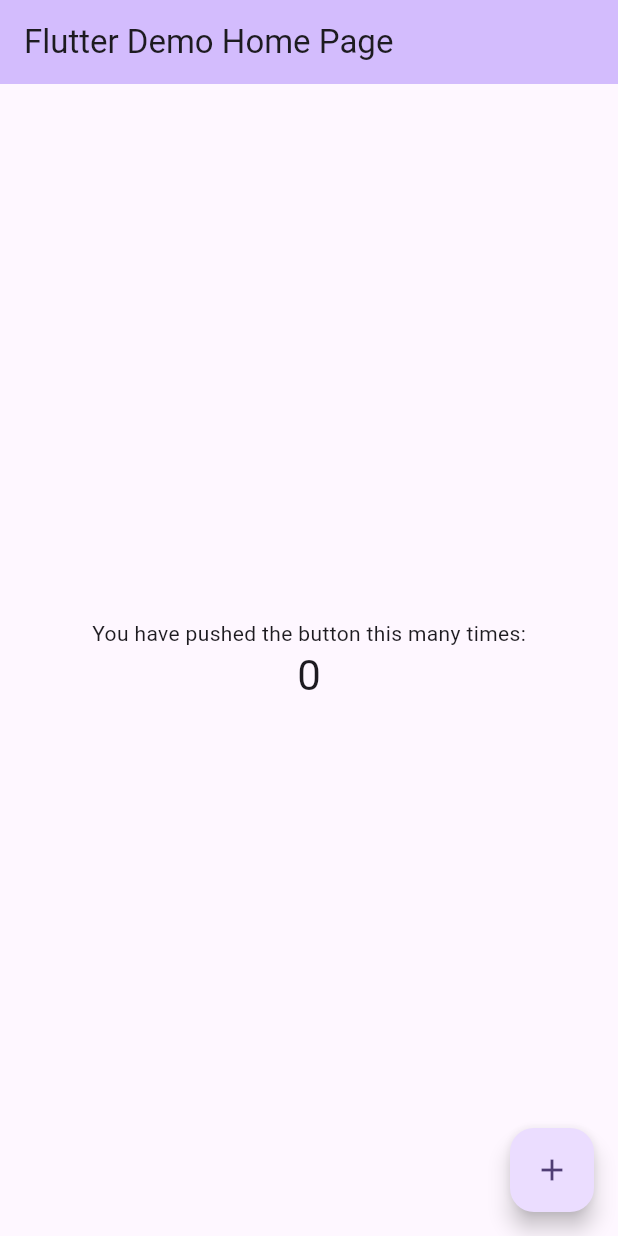
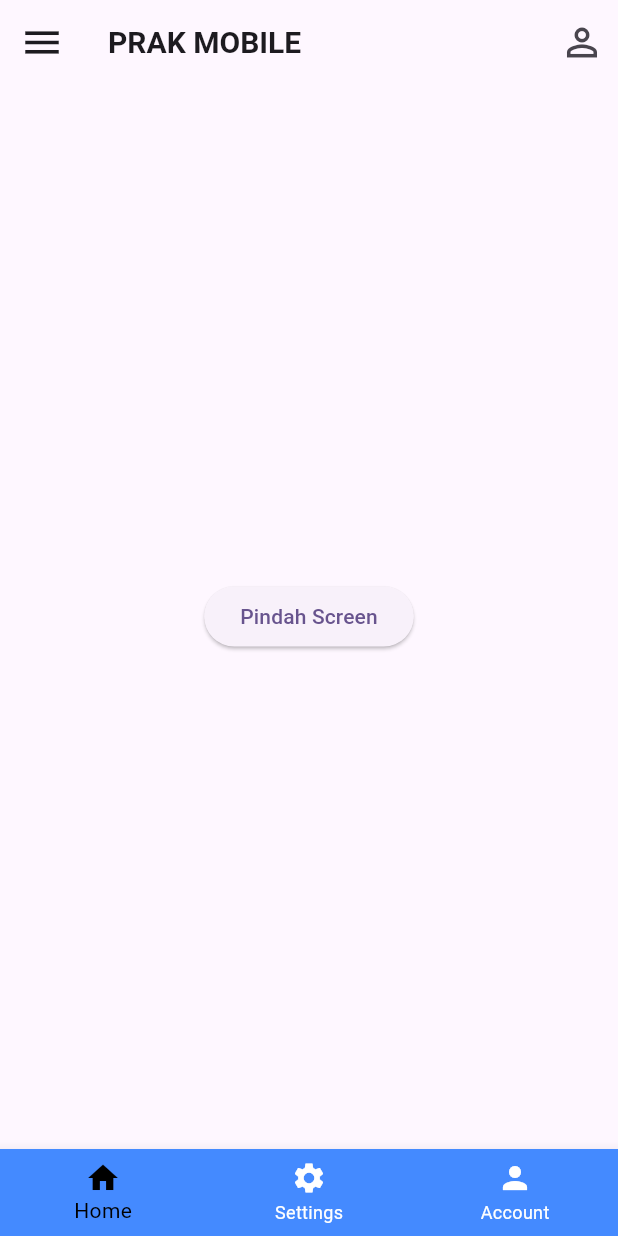
Before and after one commit to Rifki02/Praktikum-Mobile-Review4, a Flutter app: the screen it shows after launch, on a phone screen of 412 x 824 dp. Run offline on Flutter 3.47's test engine with Material 3 defaults, Android fonts, the phone set to English and light mode, and no system bars.

Commit message:
Review 4

```diff
--- a/lib/main.dart
+++ b/lib/main.dart
@@ -1,4 +1,7 @@
 import 'package:flutter/material.dart';
+import 'package:pertemuan5/pages/account.dart';
+import 'package:pertemuan5/pages/beranda.dart';
+import 'package:pertemuan5/pages/setting.dart';
 
 void main() {
   runApp(const MyApp());
@@ -11,115 +14,18 @@ class MyApp extends StatelessWidget {
   @override
   Widget build(BuildContext context) {
     return MaterialApp(
-      title: 'Flutter Demo',
+      debugShowCheckedModeBanner: false,
+      title: 'Pertemuan 5',
       theme: ThemeData(
-        // This is the theme of your application.
-        //
-        // TRY THIS: Try running your application with "flutter run". You'll see
-        // the application has a purple toolbar. Then, without quitting the app,
-        // try changing the seedColor in the colorScheme below to Colors.green
-        // and then invoke "hot reload" (save your changes or press the "hot
-        // reload" button in a Flutter-supported IDE, or press "r" if you used
-        // the command line to start the app).
-        //
-        // Notice that the counter didn't reset back to zero; the application
-        // state is not lost during the reload. To reset the state, use hot
-        // restart instead.
-        //
-        // This works for code too, not just values: Most code changes can be
-        // tested with just a hot reload.
         colorScheme: ColorScheme.fromSeed(seedColor: Colors.deepPurple),
         useMaterial3: true,
       ),
-      home: const MyHomePage(title: 'Flutter Demo Home Page'),
+      routes: {
+        '/beranda': (context) => const HomePage(),
+        '/setting': (context) => const Setting(),
+         '/account': (context) => const Account(),
+      },
+      home: const HomePage(),
     );
   }
 }
-
-class MyHomePage extends StatefulWidget {
-  const MyHomePage({super.key, required this.title});
-
-  // This widget is the home page of your application. It is stateful, meaning
-  // that it has a State object (defined below) that contains fields that affect
-  // how it looks.
-
-  // This class is the configuration for the state. It holds the values (in this
-  // case the title) provided by the parent (in this case the App widget) and
-  // used by the build method of the State. Fields in a Widget subclass are
-  // always marked "final".
-
-  final String title;
-
-  @override
-  State<MyHomePage> createState() => _MyHomePageState();
-}
-
-class _MyHomePageState extends State<MyHomePage> {
-  int _counter = 0;
-
-  void _incrementCounter() {
-    setState(() {
-      // This call to setState tells the Flutter framework that something has
-      // changed in this State, which causes it to rerun the build method below
-      // so that the display can reflect the updated values. If we changed
-      // _counter without calling setState(), then the build method would not be
-      // called again, and so nothing would appear to happen.
-      _counter++;
-    });
-  }
-
-  @override
-  Widget build(BuildContext context) {
-    // This method is rerun every time setState is called, for instance as done
-    // by the _incrementCounter method above.
-    //
-    // The Flutter framework has been optimized to make rerunning build methods
-    // fast, so that you can just rebuild anything that needs updating rather
-    // than having to individually change instances of widgets.
-    return Scaffold(
-      appBar: AppBar(
-        // TRY THIS: Try changing the color here to a specific color (to
-        // Colors.amber, perhaps?) and trigger a hot reload to see the AppBar
-        // change color while the other colors stay the same.
-        backgroundColor: Theme.of(context).colorScheme.inversePrimary,
-        // Here we take the value from the MyHomePage object that was created by
-        // the App.build method, and use it to set our appbar title.
-        title: Text(widget.title),
-      ),
-      body: Center(
-        // Center is a layout widget. It takes a single child and positions it
-        // in the middle of the parent.
-        child: Column(
-          // Column is also a layout widget. It takes a list of children and
-          // arranges them vertically. By default, it sizes itself to fit its
-          // children horizontally, and tries to be as tall as its parent.
-          //
-          // Column has various properties to control how it sizes itself and
-          // how it positions its children. Here we use mainAxisAlignment to
-          // center the children vertically; the main axis here is the vertical
-          // axis because Columns are vertical (the cross axis would be
-          // horizontal).
-          //
-          // TRY THIS: Invoke "debug painting" (choose the "Toggle Debug Paint"
-          // action in the IDE, or press "p" in the console), to see the
-          // wireframe for each widget.
-          mainAxisAlignment: MainAxisAlignment.center,
-          children: <Widget>[
-            const Text(
-              'You have pushed the button this many times:',
-            ),
-            Text(
-              '$_counter',
-              style: Theme.of(context).textTheme.headlineMedium,
-            ),
-          ],
-        ),
-      ),
-      floatingActionButton: FloatingActionButton(
-        onPressed: _incrementCounter,
-        tooltip: 'Increment',
-        child: const Icon(Icons.add),
-      ), // This trailing comma makes auto-formatting nicer for build methods.
-    );
-  }
-}
--- /dev/null
+++ b/lib/pages/account.dart
@@ -0,0 +1,15 @@
+import 'package:flutter/material.dart';
+
+class Account extends StatefulWidget {
+  const Account({super.key});
+
+  @override
+  State<Account> createState() => _AccountState();
+}
+
+class _AccountState extends State<Account> {
+  @override
+  Widget build(BuildContext context) {
+    return const Placeholder();
+  }
+}
--- /dev/null
+++ b/lib/pages/beranda.dart
@@ -0,0 +1,112 @@
+import 'package:flutter/material.dart';
+// import 'package:pertemuan5/pages/setting.dart';
+
+class HomePage extends StatefulWidget {
+  const HomePage({super.key});
+
+  @override
+  State<HomePage> createState() => _HomePageState();
+}
+
+class _HomePageState extends State<HomePage> {
+  int _index = 0;
+  void _onItemTap(int index) {
+    setState(() {
+      _index = index;
+    });
+  }
+  @override
+  Widget build(BuildContext context) {
+    return Scaffold(
+      drawer: Drawer(
+        backgroundColor: Colors.white,
+        child: Column(
+          children: [
+            const UserAccountsDrawerHeader(
+              currentAccountPicture: CircleAvatar(
+                backgroundImage: NetworkImage('https://gratisography.com/wp-content/uploads/2024/01/gratisography-cyber-kitty-800x525.jpg'),
+              ),
+              accountName: Text("Praktikum Mobile"),
+              accountEmail: Text('mobile@gmail.com'),
+              decoration: BoxDecoration(color:
+                Colors.lightBlueAccent),
+            ),
+            ListTile(
+              leading: const Icon(Icons.settings),
+              title: const Text('Settings'),
+              onTap: () {},
+            ),
+            ListTile(
+              leading: const Icon(Icons.search),
+              title: const Text('Cari'),
+              onTap: () {},
+            ),
+          ],
+        ),
+      ),
+      appBar: AppBar(
+        title: const Text(
+          'PRAK MOBILE',
+          style: TextStyle(
+            fontSize: 20,
+            fontWeight: FontWeight.bold,
+          ),
+        ),
+        actions: [
+          IconButton(
+            onPressed: () {},
+            icon: const Icon(
+              Icons.person_outline,
+              size: 30,
+            ),
+          )
+        ],
+        leading: IconButton(
+          icon: const Icon(
+            Icons.menu,
+            size: 30,
+          ),
+          onPressed: () {},
+        ),
+      ),
+      bottomNavigationBar: BottomNavigationBar(
+        type: BottomNavigationBarType.fixed,
+        backgroundColor: Colors.blueAccent,
+        unselectedItemColor: Colors.white,
+        selectedItemColor: Colors.black,
+        currentIndex: _index,
+        onTap: _onItemTap,
+        items: const [
+          BottomNavigationBarItem(
+            icon: Icon(Icons.home),
+            label: "Home",
+          ),
+          BottomNavigationBarItem(
+            icon: Icon(Icons.settings),
+            label: "Settings",
+          ),
+          BottomNavigationBarItem(
+            icon: Icon(Icons.person),
+            label: "Account",
+          ),
+        ],
+      ),
+      body: Center(
+        child: ElevatedButton(
+          child: const Text('Pindah Screen'),
+          onPressed: () {
+            // Navigator.push(
+            //   context,
+            //   MaterialPageRoute(
+            //     builder: (context) {
+            //       return const Setting();
+            //     },
+            //   ),
+            // );
+            Navigator.pushNamed(context, '/Setting');
+          },
+        ),
+      ),
+    );
+  }
+}
--- /dev/null
+++ b/lib/pages/setting.dart
@@ -0,0 +1,29 @@
+import 'package:flutter/material.dart';
+
+class Setting extends StatefulWidget {
+  const Setting({super.key});
+
+  @override
+  State<Setting> createState() => _SettingState();
+}
+
+class _SettingState extends State<Setting> {
+  @override
+  Widget build(BuildContext context) {
+    return Scaffold(
+      appBar: AppBar(
+        title: const Text("Setting"),
+      ),
+      body: const Center(
+        child: Text(
+          "Setting",
+          style: TextStyle(
+            color: Colors.green,
+            fontWeight: FontWeight.bold,
+            fontSize: 100,
+          ),
+        ),
+      ),
+    );
+  }
+}
```
